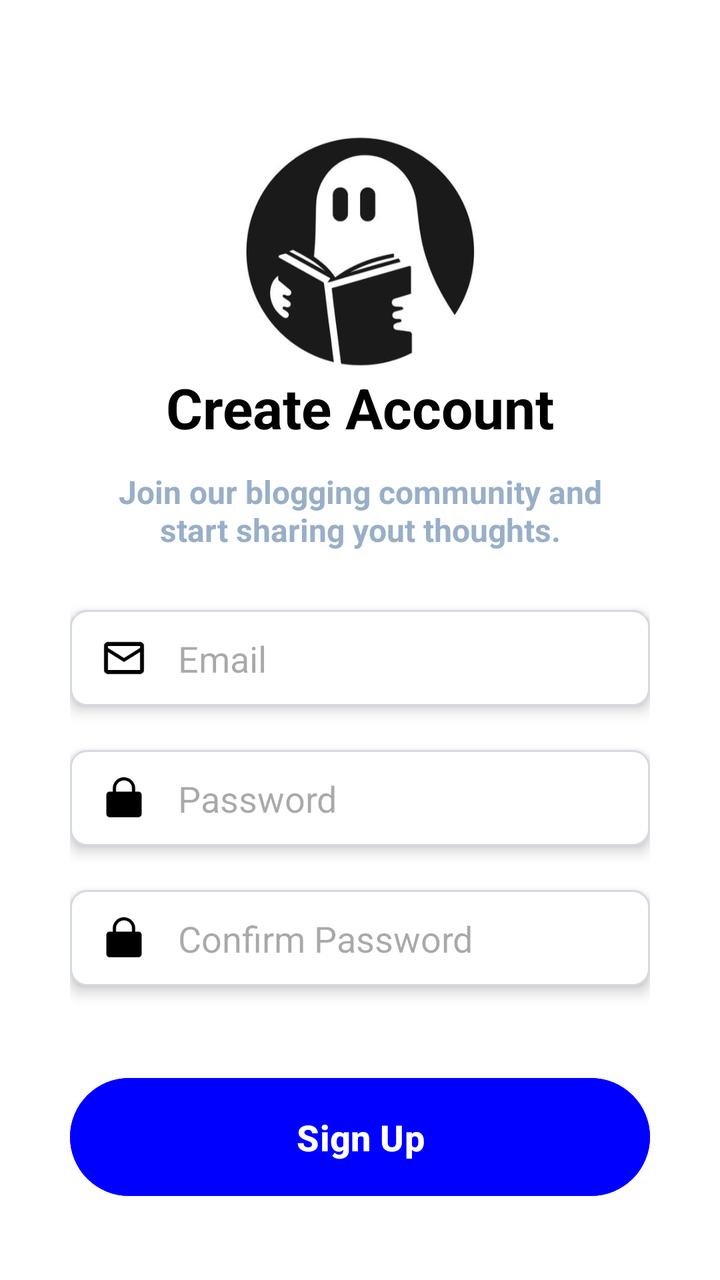
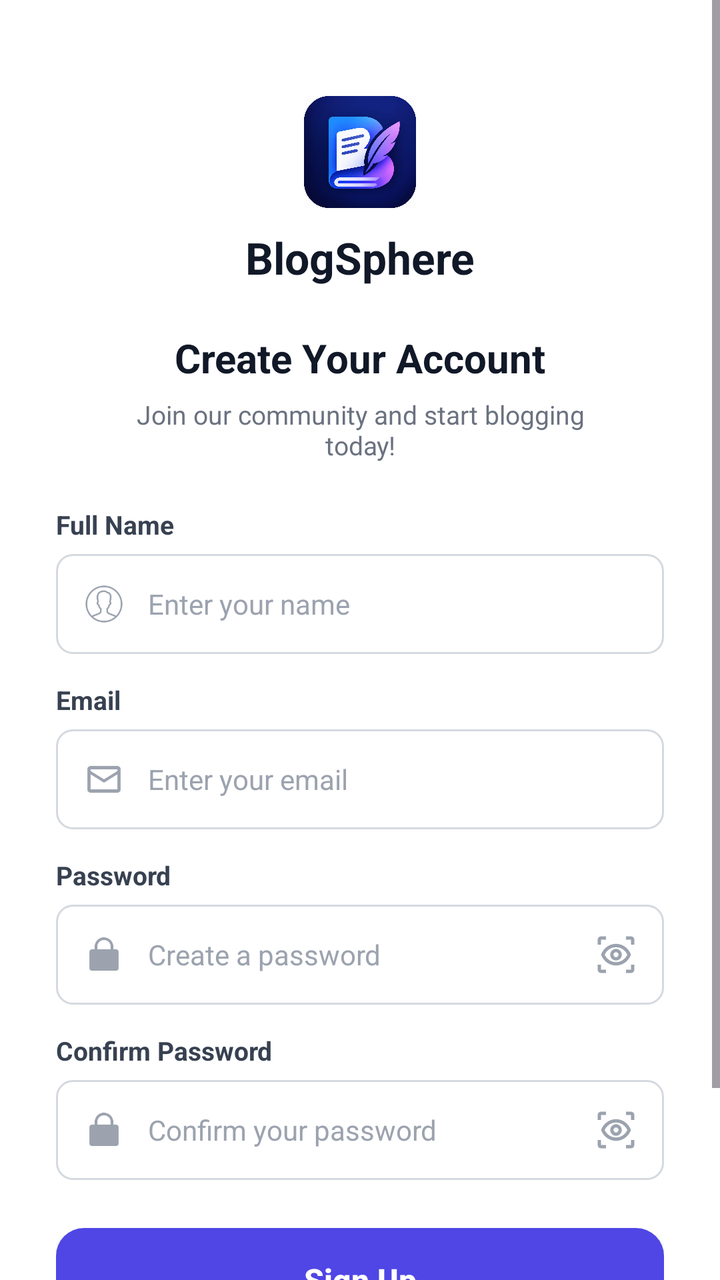

The first picture is an Android layout as it rendered before a commit; the second is the same layout after the commit. The layout source and the unified diff follow.
<!-- AndroidManifest.xml: application theme Theme.Task_3 -->
<!-- res/layout/activity_main.xml -->
<?xml version="1.0" encoding="utf-8"?>
<androidx.constraintlayout.widget.ConstraintLayout
    xmlns:android="http://schemas.android.com/apk/res/android"
    xmlns:tools="http://schemas.android.com/tools"
    xmlns:app="http://schemas.android.com/apk/res-auto"
    android:id="@+id/main"
    android:layout_width="match_parent"
    android:layout_height="match_parent"
    tools:context=".MainActivity"
    android:background="@color/white"
    android:padding="35dp">

    <ImageView
        android:layout_width="match_parent"
        android:layout_height="150dp"
        android:src="@drawable/logo"
        android:layout_marginTop="20dp"
        app:layout_constraintTop_toTopOf="parent"
        app:layout_constraintStart_toStartOf="parent"
        app:layout_constraintEnd_toEndOf="parent"/>

    <TextView
        android:layout_width="wrap_content"
        android:layout_height="wrap_content"
        android:text="Create Account"
        android:textSize="28dp"
        android:textStyle="bold"
        android:textColor="@color/black"
        app:layout_constraintStart_toStartOf="parent"
        app:layout_constraintEnd_toEndOf="parent"
        android:layout_marginTop="150dp"
        app:layout_constraintTop_toTopOf="parent"/>

    <TextView
        android:layout_width="wrap_content"
        android:layout_height="wrap_content"
        android:text="Join our blogging community and\nstart sharing yout thoughts."
        app:layout_constraintStart_toStartOf="parent"
        app:layout_constraintEnd_toEndOf="parent"
        app:layout_constraintTop_toTopOf="parent"
        android:layout_marginTop="200dp"
        android:textSize="16dp"
        android:gravity="center"
        android:textStyle="bold"
        android:textColor="@color/text_color"/>


    <LinearLayout
        android:layout_width="match_parent"
        android:layout_height="48dp"
        android:elevation="4dp"
        android:layout_marginTop="270dp"
        app:layout_constraintTop_toTopOf="parent"
        android:orientation="horizontal"
        android:background="@drawable/input_box"
        app:layout_constraintStart_toStartOf="parent">

        <ImageView
            android:layout_width="24dp"
            android:layout_height="24dp"
            android:src="@drawable/email_icon"
            android:layout_marginTop="12dp"
            android:layout_marginLeft="15dp"/>

        <EditText
            android:id="@+id/signupemail"
            android:layout_width="250dp"
            android:layout_height="wrap_content"
            android:hint="Email"
            android:layout_marginLeft="15dp"
            android:inputType="textEmailAddress"
            android:textColor="@color/black"
            android:soundEffectsEnabled="true"
            android:layout_marginTop="12dp"
            android:background="@null"
            android:singleLine="true"/>

    </LinearLayout>

    <LinearLayout
        android:layout_width="match_parent"
        android:layout_height="48dp"
        android:elevation="4dp"
        android:layout_marginTop="340dp"
        android:background="@drawable/input_box"
        app:layout_constraintTop_toTopOf="parent"
        android:orientation="horizontal"
        app:layout_constraintStart_toStartOf="parent">

        <ImageView
            android:layout_width="24dp"
            android:layout_height="24dp"
            android:src="@drawable/password_icon"
            android:layout_marginTop="12dp"
            android:layout_marginLeft="15dp"/>

        <EditText
            android:id="@+id/signuppassword"
            android:layout_width="250dp"
            android:layout_height="wrap_content"
            android:hint="Password"
            android:textColor="@color/black"
            android:layout_marginLeft="15dp"
            android:inputType="textPassword"
            android:soundEffectsEnabled="true"
            android:layout_marginTop="12dp"
            android:background="@null"
            android:singleLine="true"/>

        <ImageView
            android:id="@+id/show_1"
            android:layout_width="wrap_content"
            android:layout_height="wrap_content"
            android:src="@drawable/show_icon"
            android:layout_marginTop="10dp"
            android:layout_marginRight="15dp"
            android:layout_marginLeft="300dp"
            android:clickable="true"/>

    </LinearLayout>

    <LinearLayout
        android:layout_width="match_parent"
        android:layout_height="48dp"
        android:elevation="4dp"
        android:layout_marginTop="410dp"
        app:layout_constraintTop_toTopOf="parent"
        android:orientation="horizontal"
        android:background="@drawable/input_box"
        app:layout_constraintStart_toStartOf="parent">

        <ImageView
            android:layout_width="24dp"
            android:layout_height="24dp"
            android:src="@drawable/password_icon"
            android:layout_marginTop="12dp"
            android:layout_marginLeft="15dp"/>

        <EditText
            android:id="@+id/confirmpassword"
            android:layout_width="250dp"
            android:layout_height="wrap_content"
            android:hint="Confirm Password"
            android:textColor="@color/black"
            android:layout_marginLeft="15dp"
            android:inputType="textPassword"
            android:soundEffectsEnabled="true"
            android:layout_marginTop="12dp"
            android:background="@null"
            android:singleLine="true"/>

        <ImageView
            android:id="@+id/Confirmshow_1"
            android:layout_width="wrap_content"
            android:layout_height="wrap_content"
            android:src="@drawable/show_icon"
            android:layout_marginTop="10dp"
            android:layout_marginRight="15dp"
            android:layout_marginLeft="300dp"
            android:clickable="true"/>

    </LinearLayout>

    <Button
        android:id="@+id/Sign_up_btn"
        android:layout_width="match_parent"
        android:layout_height="67dp"
        android:text="Sign Up"
        android:textColor="@color/white"
        android:backgroundTint="@color/Blue"
        android:textStyle="bold"
        android:textSize="18dp"
        android:layout_marginTop="500dp"
        app:layout_constraintTop_toTopOf="parent"
        app:layout_constraintStart_toStartOf="parent"
        app:layout_constraintEnd_toEndOf="parent"
        android:clickable="true"/>

    <TextView
        android:layout_width="wrap_content"
        android:layout_height="wrap_content"
        android:text="Already have an account?"
        android:textStyle="bold"
        android:textSize="16sp"
        android:layout_marginTop="580dp"
        app:layout_constraintTop_toTopOf="parent"
        android:layout_marginLeft="50dp"
        app:layout_constraintStart_toStartOf="parent"
        android:textColor="@color/text_color"/>

    <TextView
        android:id="@+id/Login_text"
        android:layout_width="wrap_content"
        android:layout_height="wrap_content"
        android:text="Login"
        android:textSize="16sp"
        android:textStyle="bold"
        android:clickable="true"
        app:layout_constraintTop_toTopOf="parent"
        android:layout_marginTop="580dp"
        android:layout_marginLeft="240dp"
        android:textColor="@color/light_blue"
        app:layout_constraintStart_toStartOf="parent"/>



</androidx.constraintlayout.widget.ConstraintLayout>
<!-- resources referenced by this layout -->
<resources>
  <color name="Blue">#0000FF</color>
  <color name="black">#FF000000</color>
  <color name="light_blue">#6495ED</color>
  <color name="text_color">#98AFC7</color>
  <color name="white">#FFFFFFFF</color>
  <!-- drawable email_icon: png bitmap (drawable, 1079 bytes) -->
  <!-- drawable input_box (drawable) -->
  <?xml version="1.0" encoding="utf-8"?>
  <shape xmlns:android="http://schemas.android.com/apk/res/android"
      android:shape="rectangle">
  
      <solid android:color="@color/white" />
  
      <stroke
          android:width="1dp"
          android:color="#D5D9E0" />
  
      <corners android:radius="8dp" />
  
  </shape>
  <!-- drawable logo: jpeg bitmap (drawable, 13025 bytes) -->
  <!-- drawable password_icon: png bitmap (drawable, 998 bytes) -->
  <!-- drawable show_icon (drawable) -->
  <vector xmlns:android="http://schemas.android.com/apk/res/android" android:height="24dp" android:tint="#000000" android:viewportHeight="960" android:viewportWidth="960" android:width="24dp">
        
      <path android:fillColor="@android:color/white" android:pathData="M240,920L120,920Q87,920 63.5,896.5Q40,873 40,840L40,720L120,720L120,840Q120,840 120,840Q120,840 120,840L240,840L240,920ZM720,920L720,840L840,840Q840,840 840,840Q840,840 840,840L840,720L920,720L920,840Q920,873 896.5,896.5Q873,920 840,920L720,920ZM480,740Q360,740 262.5,669Q165,598 120,480Q165,362 262.5,291Q360,220 480,220Q600,220 697.5,291Q795,362 840,480Q795,598 697.5,669Q600,740 480,740ZM480,660Q568,660 641,612Q714,564 753,480Q714,396 641,348Q568,300 480,300Q392,300 319,348Q246,396 207,480Q246,564 319,612Q392,660 480,660ZM480,620Q538,620 579,579Q620,538 620,480Q620,422 579,381Q538,340 480,340Q422,340 381,381Q340,422 340,480Q340,538 381,579Q422,620 480,620ZM480,540Q455,540 437.5,522.5Q420,505 420,480Q420,455 437.5,437.5Q455,420 480,420Q505,420 522.5,437.5Q540,455 540,480Q540,505 522.5,522.5Q505,540 480,540ZM40,240L40,120Q40,87 63.5,63.5Q87,40 120,40L240,40L240,120L120,120Q120,120 120,120Q120,120 120,120L120,240L40,240ZM840,240L840,120Q840,120 840,120Q840,120 840,120L720,120L720,40L840,40Q873,40 896.5,63.5Q920,87 920,120L920,240L840,240ZM480,480Q480,480 480,480Q480,480 480,480Q480,480 480,480Q480,480 480,480Q480,480 480,480Q480,480 480,480Q480,480 480,480Q480,480 480,480Z"/>
      
  </vector>
  <style name="Theme.Task_3" parent="Base.Theme.Task_3" />
  <style name="Base.Theme.Task_3" parent="Theme.Material3.DayNight.NoActionBar">
          
          <item name="colorPrimary">@color/Blue</item>
          <item name="colorPrimaryVariant">@color/Blue</item>
          <item name="android:statusBarColor">@color/Blue</item>
      </style>
</resources>

<!-- the commit's change to res/layout/activity_main.xml (unified diff, before → after) -->
@@ -1,207 +1,299 @@
 <?xml version="1.0" encoding="utf-8"?>
-<androidx.constraintlayout.widget.ConstraintLayout
+<ScrollView
     xmlns:android="http://schemas.android.com/apk/res/android"
+    xmlns:app="http://schemas.android.com/apk/res-auto"
     xmlns:tools="http://schemas.android.com/tools"
-    xmlns:app="http://schemas.android.com/apk/res-auto"
-    android:id="@+id/main"
     android:layout_width="match_parent"
     android:layout_height="match_parent"
-    tools:context=".MainActivity"
-    android:background="@color/white"
-    android:padding="35dp">
-
-    <ImageView
+    android:fillViewport="true"
+    android:background="@color/white">
+
+    <androidx.constraintlayout.widget.ConstraintLayout
+        android:id="@+id/main"
         android:layout_width="match_parent"
-        android:layout_height="150dp"
-        android:src="@drawable/logo"
-        android:layout_marginTop="20dp"
-        app:layout_constraintTop_toTopOf="parent"
-        app:layout_constraintStart_toStartOf="parent"
-        app:layout_constraintEnd_toEndOf="parent"/>
-
-    <TextView
-        android:layout_width="wrap_content"
         android:layout_height="wrap_content"
-        android:text="Create Account"
-        android:textSize="28dp"
-        android:textStyle="bold"
-        android:textColor="@color/black"
-        app:layout_constraintStart_toStartOf="parent"
-        app:layout_constraintEnd_toEndOf="parent"
-        android:layout_marginTop="150dp"
-        app:layout_constraintTop_toTopOf="parent"/>
-
-    <TextView
-        android:layout_width="wrap_content"
-        android:layout_height="wrap_content"
-        android:text="Join our blogging community and\nstart sharing yout thoughts."
-        app:layout_constraintStart_toStartOf="parent"
-        app:layout_constraintEnd_toEndOf="parent"
-        app:layout_constraintTop_toTopOf="parent"
-        android:layout_marginTop="200dp"
-        android:textSize="16dp"
-        android:gravity="center"
-        android:textStyle="bold"
-        android:textColor="@color/text_color"/>
-
-
-    <LinearLayout
-        android:layout_width="match_parent"
-        android:layout_height="48dp"
-        android:elevation="4dp"
-        android:layout_marginTop="270dp"
-        app:layout_constraintTop_toTopOf="parent"
-        android:orientation="horizontal"
-        android:background="@drawable/input_box"
-        app:layout_constraintStart_toStartOf="parent">
+        android:paddingHorizontal="28dp"
+        android:paddingVertical="32dp"
+        tools:context=".MainActivity">
 
         <ImageView
-            android:layout_width="24dp"
-            android:layout_height="24dp"
-            android:src="@drawable/email_icon"
-            android:layout_marginTop="12dp"
-            android:layout_marginLeft="15dp"/>
-
-        <EditText
-            android:id="@+id/signupemail"
-            android:layout_width="250dp"
-            android:layout_height="wrap_content"
-            android:hint="Email"
-            android:layout_marginLeft="15dp"
-            android:inputType="textEmailAddress"
-            android:textColor="@color/black"
-            android:soundEffectsEnabled="true"
-            android:layout_marginTop="12dp"
-            android:background="@null"
-            android:singleLine="true"/>
-
-    </LinearLayout>
-
-    <LinearLayout
-        android:layout_width="match_parent"
-        android:layout_height="48dp"
-        android:elevation="4dp"
-        android:layout_marginTop="340dp"
-        android:background="@drawable/input_box"
-        app:layout_constraintTop_toTopOf="parent"
-        android:orientation="horizontal"
-        app:layout_constraintStart_toStartOf="parent">
-
-        <ImageView
-            android:layout_width="24dp"
-            android:layout_height="24dp"
-            android:src="@drawable/password_icon"
-            android:layout_marginTop="12dp"
-            android:layout_marginLeft="15dp"/>
-
-        <EditText
-            android:id="@+id/signuppassword"
-            android:layout_width="250dp"
-            android:layout_height="wrap_content"
-            android:hint="Password"
-            android:textColor="@color/black"
-            android:layout_marginLeft="15dp"
-            android:inputType="textPassword"
-            android:soundEffectsEnabled="true"
-            android:layout_marginTop="12dp"
-            android:background="@null"
-            android:singleLine="true"/>
-
-        <ImageView
-            android:id="@+id/show_1"
-            android:layout_width="wrap_content"
-            android:layout_height="wrap_content"
-            android:src="@drawable/show_icon"
+            android:id="@+id/appLogo"
+            android:layout_width="56dp"
+            android:layout_height="56dp"
+            android:layout_marginTop="16dp"
+            android:src="@drawable/logo"
+            app:layout_constraintTop_toTopOf="parent"
+            app:layout_constraintStart_toStartOf="parent"
+            app:layout_constraintEnd_toEndOf="parent" />
+
+        <TextView
+            android:id="@+id/tvAppName"
+            android:layout_width="wrap_content"
+            android:layout_height="wrap_content"
             android:layout_marginTop="10dp"
-            android:layout_marginRight="15dp"
-            android:layout_marginLeft="300dp"
-            android:clickable="true"/>
-
-    </LinearLayout>
-
-    <LinearLayout
-        android:layout_width="match_parent"
-        android:layout_height="48dp"
-        android:elevation="4dp"
-        android:layout_marginTop="410dp"
-        app:layout_constraintTop_toTopOf="parent"
-        android:orientation="horizontal"
-        android:background="@drawable/input_box"
-        app:layout_constraintStart_toStartOf="parent">
-
-        <ImageView
-            android:layout_width="24dp"
-            android:layout_height="24dp"
-            android:src="@drawable/password_icon"
-            android:layout_marginTop="12dp"
-            android:layout_marginLeft="15dp"/>
-
-        <EditText
-            android:id="@+id/confirmpassword"
-            android:layout_width="250dp"
-            android:layout_height="wrap_content"
-            android:hint="Confirm Password"
-            android:textColor="@color/black"
-            android:layout_marginLeft="15dp"
-            android:inputType="textPassword"
-            android:soundEffectsEnabled="true"
-            android:layout_marginTop="12dp"
-            android:background="@null"
-            android:singleLine="true"/>
-
-        <ImageView
-            android:id="@+id/Confirmshow_1"
-            android:layout_width="wrap_content"
-            android:layout_height="wrap_content"
-            android:src="@drawable/show_icon"
-            android:layout_marginTop="10dp"
-            android:layout_marginRight="15dp"
-            android:layout_marginLeft="300dp"
-            android:clickable="true"/>
-
-    </LinearLayout>
-
-    <Button
-        android:id="@+id/Sign_up_btn"
-        android:layout_width="match_parent"
-        android:layout_height="67dp"
-        android:text="Sign Up"
-        android:textColor="@color/white"
-        android:backgroundTint="@color/Blue"
-        android:textStyle="bold"
-        android:textSize="18dp"
-        android:layout_marginTop="500dp"
-        app:layout_constraintTop_toTopOf="parent"
-        app:layout_constraintStart_toStartOf="parent"
-        app:layout_constraintEnd_toEndOf="parent"
-        android:clickable="true"/>
-
-    <TextView
-        android:layout_width="wrap_content"
-        android:layout_height="wrap_content"
-        android:text="Already have an account?"
-        android:textStyle="bold"
-        android:textSize="16sp"
-        android:layout_marginTop="580dp"
-        app:layout_constraintTop_toTopOf="parent"
-        android:layout_marginLeft="50dp"
-        app:layout_constraintStart_toStartOf="parent"
-        android:textColor="@color/text_color"/>
-
-    <TextView
-        android:id="@+id/Login_text"
-        android:layout_width="wrap_content"
-        android:layout_height="wrap_content"
-        android:text="Login"
-        android:textSize="16sp"
-        android:textStyle="bold"
-        android:clickable="true"
-        app:layout_constraintTop_toTopOf="parent"
-        android:layout_marginTop="580dp"
-        android:layout_marginLeft="240dp"
-        android:textColor="@color/light_blue"
-        app:layout_constraintStart_toStartOf="parent"/>
-
-
-
-</androidx.constraintlayout.widget.ConstraintLayout>
+            android:text="BlogSphere"
+            android:textColor="#111827"
+            android:textSize="22sp"
+            android:textStyle="bold"
+            app:layout_constraintTop_toBottomOf="@id/appLogo"
+            app:layout_constraintStart_toStartOf="parent"
+            app:layout_constraintEnd_toEndOf="parent" />
+
+        <TextView
+            android:id="@+id/tvHeading"
+            android:layout_width="wrap_content"
+            android:layout_height="wrap_content"
+            android:layout_marginTop="22dp"
+            android:text="Create Your Account"
+            android:textColor="#111827"
+            android:textSize="20sp"
+            android:textStyle="bold"
+            app:layout_constraintTop_toBottomOf="@id/tvAppName"
+            app:layout_constraintStart_toStartOf="parent"
+            app:layout_constraintEnd_toEndOf="parent" />
+
+        <TextView
+            android:id="@+id/tvSubtitle"
+            android:layout_width="wrap_content"
+            android:layout_height="wrap_content"
+            android:layout_marginTop="6dp"
+            android:gravity="center"
+            android:text="Join our community and start blogging\ntoday!"
+            android:textColor="#6B7280"
+            android:textSize="13sp"
+            app:layout_constraintTop_toBottomOf="@id/tvHeading"
+            app:layout_constraintStart_toStartOf="parent"
+            app:layout_constraintEnd_toEndOf="parent" />
+
+        <TextView
+            android:id="@+id/labelFullName"
+            android:layout_width="wrap_content"
+            android:layout_height="wrap_content"
+            android:layout_marginTop="22dp"
+            android:text="Full Name"
+            android:textColor="#374151"
+            android:textSize="13sp"
+            android:textStyle="bold"
+            app:layout_constraintTop_toBottomOf="@id/tvSubtitle"
+            app:layout_constraintStart_toStartOf="parent" />
+
+        <LinearLayout
+            android:id="@+id/nameInputContainer"
+            android:layout_width="match_parent"
+            android:layout_height="50dp"
+            android:layout_marginTop="6dp"
+            android:background="@drawable/input_box"
+            android:gravity="center_vertical"
+            android:orientation="horizontal"
+            android:paddingHorizontal="14dp"
+            app:layout_constraintTop_toBottomOf="@id/labelFullName">
+
+            <ImageView
+                android:layout_width="20dp"
+                android:layout_height="20dp"
+                android:src="@drawable/account"
+                app:tint="#9CA3AF" />
+
+            <EditText
+                android:id="@+id/signupfullname"
+                android:layout_width="match_parent"
+                android:layout_height="match_parent"
+                android:layout_marginStart="12dp"
+                android:background="@null"
+                android:hint="Enter your name"
+                android:inputType="textPersonName"
+                android:textColor="#111827"
+                android:textColorHint="#9CA3AF"
+                android:textSize="14sp" />
+        </LinearLayout>
+
+        <TextView
+            android:id="@+id/labelEmail"
+            android:layout_width="wrap_content"
+            android:layout_height="wrap_content"
+            android:layout_marginTop="14dp"
+            android:text="Email"
+            android:textColor="#374151"
+            android:textSize="13sp"
+            android:textStyle="bold"
+            app:layout_constraintTop_toBottomOf="@id/nameInputContainer"
+            app:layout_constraintStart_toStartOf="parent" />
+
+        <LinearLayout
+            android:id="@+id/emailInputContainer"
+            android:layout_width="match_parent"
+            android:layout_height="50dp"
+            android:layout_marginTop="6dp"
+            android:background="@drawable/input_box"
+            android:gravity="center_vertical"
+            android:orientation="horizontal"
+            android:paddingHorizontal="14dp"
+            app:layout_constraintTop_toBottomOf="@id/labelEmail">
+
+            <ImageView
+                android:layout_width="20dp"
+                android:layout_height="20dp"
+                android:src="@drawable/email_icon"
+                app:tint="#9CA3AF" />
+
+            <EditText
+                android:id="@+id/signupemail"
+                android:layout_width="match_parent"
+                android:layout_height="match_parent"
+                android:layout_marginStart="12dp"
+                android:background="@null"
+                android:hint="Enter your email"
+                android:inputType="textEmailAddress"
+                android:textColor="#111827"
+                android:textColorHint="#9CA3AF"
+                android:textSize="14sp" />
+        </LinearLayout>
+
+        <TextView
+            android:id="@+id/labelPassword"
+            android:layout_width="wrap_content"
+            android:layout_height="wrap_content"
+            android:layout_marginTop="14dp"
+            android:text="Password"
+            android:textColor="#374151"
+            android:textSize="13sp"
+            android:textStyle="bold"
+            app:layout_constraintTop_toBottomOf="@id/emailInputContainer"
+            app:layout_constraintStart_toStartOf="parent" />
+
+        <LinearLayout
+            android:id="@+id/passwordInputContainer"
+            android:layout_width="match_parent"
+            android:layout_height="50dp"
+            android:layout_marginTop="6dp"
+            android:background="@drawable/input_box"
+            android:gravity="center_vertical"
+            android:orientation="horizontal"
+            android:paddingHorizontal="14dp"
+            app:layout_constraintTop_toBottomOf="@id/labelPassword">
+
+            <ImageView
+                android:layout_width="20dp"
+                android:layout_height="20dp"
+                android:src="@drawable/password_icon"
+                app:tint="#9CA3AF" />
+
+            <EditText
+                android:id="@+id/signuppassword"
+                android:layout_width="0dp"
+                android:layout_height="match_parent"
+                android:layout_marginStart="12dp"
+                android:layout_weight="1"
+                android:background="@null"
+                android:hint="Create a password"
+                android:inputType="textPassword"
+                android:textColor="#111827"
+                android:textColorHint="#9CA3AF"
+                android:textSize="14sp" />
+
+            <ImageView
+                android:id="@+id/showPasswordToggle"
+                android:layout_width="20dp"
+                android:layout_height="20dp"
+                android:clickable="true"
+                android:focusable="true"
+                android:src="@drawable/show_icon"
+                app:tint="#9CA3AF" />
+        </LinearLayout>
+
+        <TextView
+            android:id="@+id/labelConfirmPassword"
+            android:layout_width="wrap_content"
+            android:layout_height="wrap_content"
+            android:layout_marginTop="14dp"
+            android:text="Confirm Password"
+            android:textColor="#374151"
+            android:textSize="13sp"
+            android:textStyle="bold"
+            app:layout_constraintTop_toBottomOf="@id/passwordInputContainer"
+            app:layout_constraintStart_toStartOf="parent" />
+
+        <LinearLayout
+            android:id="@+id/confirmPasswordInputContainer"
+            android:layout_width="match_parent"
+            android:layout_height="50dp"
+            android:layout_marginTop="6dp"
+            android:background="@drawable/input_box"
+            android:gravity="center_vertical"
+            android:orientation="horizontal"
+            android:paddingHorizontal="14dp"
+            app:layout_constraintTop_toBottomOf="@id/labelConfirmPassword">
+
+            <ImageView
+                android:layout_width="20dp"
+                android:layout_height="20dp"
+                android:src="@drawable/password_icon"
+                app:tint="#9CA3AF" />
+
+            <EditText
+                android:id="@+id/confirmpassword"
+                android:layout_width="0dp"
+                android:layout_height="match_parent"
+                android:layout_marginStart="12dp"
+                android:layout_weight="1"
+                android:background="@null"
+                android:hint="Confirm your password"
+                android:inputType="textPassword"
+                android:textColor="#111827"
+                android:textColorHint="#9CA3AF"
+                android:textSize="14sp" />
+
+            <ImageView
+                android:id="@+id/showConfirmPasswordToggle"
+                android:layout_width="20dp"
+                android:layout_height="20dp"
+                android:clickable="true"
+                android:focusable="true"
+                android:src="@drawable/show_icon"
+                app:tint="#9CA3AF" />
+        </LinearLayout>
+
+        <androidx.appcompat.widget.AppCompatButton
+            android:id="@+id/Sign_up_btn"
+            android:layout_width="match_parent"
+            android:layout_height="52dp"
+            android:layout_marginTop="24dp"
+            android:background="@drawable/bg_primary_button"
+            android:text="Sign Up"
+            android:textAllCaps="false"
+            android:textColor="@color/white"
+            android:textSize="16sp"
+            android:textStyle="bold"
+            app:layout_constraintTop_toBottomOf="@id/confirmPasswordInputContainer" />
+
+        <LinearLayout
+            android:id="@+id/loginRedirectLayout"
+            android:layout_width="wrap_content"
+            android:layout_height="wrap_content"
+            android:layout_marginTop="20dp"
+            android:layout_marginBottom="16dp"
+            android:orientation="horizontal"
+            app:layout_constraintTop_toBottomOf="@id/Sign_up_btn"
+            app:layout_constraintBottom_toBottomOf="parent"
+            app:layout_constraintStart_toStartOf="parent"
+            app:layout_constraintEnd_toEndOf="parent">
+
+            <TextView
+                android:layout_width="wrap_content"
+                android:layout_height="wrap_content"
+                android:text="Already have an account? "
+                android:textColor="#6B7280"
+                android:textSize="14sp" />
+
+            <TextView
+                android:id="@+id/Login_text"
+                android:layout_width="wrap_content"
+                android:layout_height="wrap_content"
+                android:text="Login"
+                android:textColor="#4F46E5"
+                android:textSize="14sp"
+                android:textStyle="bold" />
+        </LinearLayout>
+
+    </androidx.constraintlayout.widget.ConstraintLayout>
+</ScrollView>
<!-- resource entries referenced after the edit -->
@@ -1,10 +1,14 @@
 <!-- resources referenced by this layout -->
 <resources>
   <color name="Blue">#0000FF</color>
-  <color name="black">#FF000000</color>
-  <color name="light_blue">#6495ED</color>
-  <color name="text_color">#98AFC7</color>
   <color name="white">#FFFFFFFF</color>
+  <!-- drawable account: png bitmap (drawable, 3317 bytes) -->
+  <!-- drawable bg_primary_button (drawable) -->
+  <?xml version="1.0" encoding="utf-8"?>
+  <shape xmlns:android="http://schemas.android.com/apk/res/android">
+      <solid android:color="#4F46E5" />
+      <corners android:radius="14dp" />
+  </shape>
   <!-- drawable email_icon: png bitmap (drawable, 1079 bytes) -->
   <!-- drawable input_box (drawable) -->
   <?xml version="1.0" encoding="utf-8"?>
@@ -20,7 +24,7 @@
       <corners android:radius="8dp" />
   
   </shape>
-  <!-- drawable logo: jpeg bitmap (drawable, 13025 bytes) -->
+  <!-- drawable logo: jpeg bitmap (drawable, 60363 bytes) -->
   <!-- drawable password_icon: png bitmap (drawable, 998 bytes) -->
   <!-- drawable show_icon (drawable) -->
   <vector xmlns:android="http://schemas.android.com/apk/res/android" android:height="24dp" android:tint="#000000" android:viewportHeight="960" android:viewportWidth="960" android:width="24dp">
